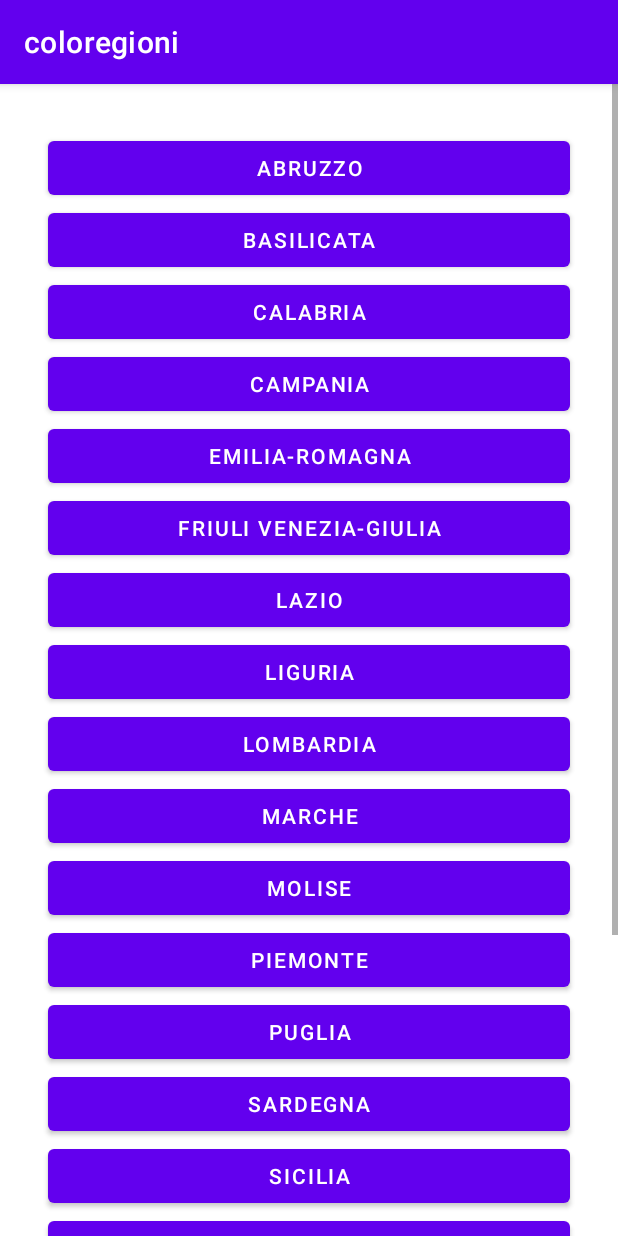
After one commit to NiccoloSegato/coloregioni, an Android app: the RegionActivity screen opened directly, with no data from a screen before it, on a phone screen of 412 x 824 dp. The commit adds this screen. Run offline under Robolectric (Android 15) with nearby library versions, the light colour scheme and no system bars.

Commit message:
New Regioni view

```diff
--- a/app/src/main/AndroidManifest.xml
+++ b/app/src/main/AndroidManifest.xml
@@ -12,6 +12,7 @@
         android:roundIcon="@mipmap/ic_launcher_round"
         android:supportsRtl="true"
         android:theme="@style/Theme.Coloregioni">
+        <activity android:name=".RegionActivity"></activity>
         <activity android:name=".MainActivity">
             <intent-filter>
                 <action android:name="android.intent.action.MAIN" />
--- a/app/src/main/java/it/niccolosegato/coloregioni/BackgroundWorker.java
+++ b/app/src/main/java/it/niccolosegato/coloregioni/BackgroundWorker.java
@@ -4,8 +4,10 @@ import android.app.AlertDialog;
 import android.app.ProgressDialog;
 import android.content.Context;
 import android.content.Intent;
+import android.graphics.Color;
 import android.os.AsyncTask;
 import android.util.Log;
+import android.view.View;
 import android.widget.TextView;
 
 import org.apache.http.HttpResponse;
@@ -33,9 +35,11 @@ import it.niccolosegato.coloregioni.R;
 public class BackgroundWorker extends AsyncTask {
 
     private TextView mainColorE;
+    private View mainView;
 
-    BackgroundWorker(Context context, TextView mainColor) {
+    BackgroundWorker(Context context, TextView mainColor, View mainView) {
         mainColorE = mainColor;
+        this.mainView = mainView;
     }
 
     @Override
@@ -71,5 +75,19 @@ public class BackgroundWorker extends AsyncTask {
     @Override
     protected void onPostExecute(Object result) {
         mainColorE.setText(result.toString());
+        switch (result.toString()){
+            case "Zona Gialla":
+                mainView.setBackgroundColor(Color.YELLOW);
+                break;
+            case "Zona Arancione":
+                mainView.setBackgroundColor(Color.GREEN);
+                break;
+            case "Zona Rossa":
+                mainView.setBackgroundColor(Color.RED);
+                break;
+            default:
+                mainView.setBackgroundColor(Color.WHITE);
+                break;
+        }
     }
 }
--- a/app/src/main/java/it/niccolosegato/coloregioni/MainActivity.java
+++ b/app/src/main/java/it/niccolosegato/coloregioni/MainActivity.java
@@ -3,6 +3,8 @@ package it.niccolosegato.coloregioni;
 import androidx.annotation.NonNull;
 import androidx.appcompat.app.AppCompatActivity;
 
+import android.content.Intent;
+import android.content.SharedPreferences;
 import android.graphics.Color;
 import android.os.Bundle;
 import android.util.Log;
@@ -27,7 +29,7 @@ import java.util.prefs.Preferences;
 
 public class MainActivity extends AppCompatActivity {
 
-    protected Button regione;
+    protected Button regioneBtn;
     protected View mainView;
     protected TextView mainText;
     protected TextView subText;
@@ -37,20 +39,26 @@ public class MainActivity extends AppCompatActivity {
         super.onCreate(savedInstanceState);
         setContentView(R.layout.activity_main);
 
-        Preferences prefs = Preferences.userNodeForPackage(it.niccolosegato.coloregioni.MainActivity.class);
-        String regionePref = prefs.get("REGIONE", "Abruzzo");
+        SharedPreferences pref = getApplicationContext().getSharedPreferences("coloregioni", 0); // 0 - for private mode
+        String regionePref = pref.getString("REGIONE", "Abruzzo");
 
-        regione = (Button) findViewById(R.id.regione);
+        regioneBtn = (Button) findViewById(R.id.regione);
         mainView = (View) findViewById(R.id.mainView);
         mainText = (TextView) findViewById(R.id.mainColor);
         subText = (TextView) findViewById(R.id.cosaFare);
-        regione.setText(regionePref);
+        regioneBtn.setText(regionePref);
+
+        regioneBtn.setOnClickListener(v -> {
+            Intent intent = new Intent(getBaseContext(), RegionActivity.class);
+            startActivity(intent);
+        });
+
 
         changeColor(regionePref);
     }
 
     protected void changeColor(String regione){
         subText.setText(regione);
-        new BackgroundWorker(this, mainText).execute(regione);
+        new BackgroundWorker(this, mainText, mainView).execute(regione);
     }
 }
--- /dev/null
+++ b/app/src/main/java/it/niccolosegato/coloregioni/RegionActivity.java
@@ -0,0 +1,236 @@
+package it.niccolosegato.coloregioni;
+
+import androidx.appcompat.app.AppCompatActivity;
+
+import android.content.Intent;
+import android.content.SharedPreferences;
+import android.os.Bundle;
+import android.widget.Button;
+
+import java.util.prefs.Preferences;
+
+public class RegionActivity extends AppCompatActivity {
+
+    protected Button abruzzo;
+    protected Button basilicata;
+    protected Button calabria;
+    protected Button campania;
+    protected Button emilia;
+    protected Button friuli;
+    protected Button lazio;
+    protected Button liguria;
+    protected Button lombardia;
+    protected Button marche;
+    protected Button molise;
+    protected Button piemonte;
+    protected Button puglia;
+    protected Button sardegna;
+    protected Button sicilia;
+    protected Button toscana;
+    protected Button trento;
+    protected Button bolzano;
+    protected Button umbria;
+    protected Button valle;
+    protected Button veneto;
+
+    @Override
+    protected void onCreate(Bundle savedInstanceState) {
+        super.onCreate(savedInstanceState);
+        setContentView(R.layout.activity_region);
+
+        SharedPreferences pref = getApplicationContext().getSharedPreferences("coloregioni", 0); // 0 - for private mode
+        SharedPreferences.Editor editor = pref.edit();
+
+        abruzzo = (Button) findViewById(R.id.abruzzo);
+        basilicata = (Button) findViewById(R.id.basilicata);
+        calabria = (Button) findViewById(R.id.calabria);
+        campania = (Button) findViewById(R.id.campania);
+        emilia = (Button) findViewById(R.id.emilia);
+        friuli = (Button) findViewById(R.id.friuli);
+        lazio = (Button) findViewById(R.id.lazio);
+        liguria = (Button) findViewById(R.id.liguria);
+        lombardia = (Button) findViewById(R.id.lombardia);
+        marche = (Button) findViewById(R.id.marche);
+        molise = (Button) findViewById(R.id.molise);
+        piemonte = (Button) findViewById(R.id.piemonte);
+        puglia = (Button) findViewById(R.id.puglia);
+        sardegna = (Button) findViewById(R.id.sardegna);
+        sicilia = (Button) findViewById(R.id.sicilia);
+        toscana = (Button) findViewById(R.id.toscana);
+        trento = (Button) findViewById(R.id.trento);
+        bolzano = (Button) findViewById(R.id.bolzano);
+        umbria = (Button) findViewById(R.id.umbria);
+        valle = (Button) findViewById(R.id.valle);
+        veneto = (Button) findViewById(R.id.veneto);
+
+
+
+        abruzzo.setOnClickListener(v -> {
+            editor.putString("REGIONE", "Abruzzo");
+            editor.apply();
+
+            Intent intent = new Intent(getBaseContext(), MainActivity.class);
+            startActivity(intent);
+        });
+
+        basilicata.setOnClickListener(v -> {
+            editor.putString("REGIONE", "Basilicata");
+            editor.apply();
+
+            Intent intent = new Intent(getBaseContext(), MainActivity.class);
+            startActivity(intent);
+        });
+
+        calabria.setOnClickListener(v -> {
+            editor.putString("REGIONE", "Calabria");
+            editor.apply();
+
+            Intent intent = new Intent(getBaseContext(), MainActivity.class);
+            startActivity(intent);
+        });
+
+        campania.setOnClickListener(v -> {
+            editor.putString("REGIONE", "Campania");
+            editor.apply();
+
+            Intent intent = new Intent(getBaseContext(), MainActivity.class);
+            startActivity(intent);
+        });
+
+        emilia.setOnClickListener(v -> {
+            editor.putString("REGIONE", "Emilia-Romagna");
+            editor.apply();
+
+            Intent intent = new Intent(getBaseContext(), MainActivity.class);
+            startActivity(intent);
+        });
+
+        friuli.setOnClickListener(v -> {
+            editor.putString("REGIONE", "Friuli Venezia-Giulia");
+            editor.apply();
+
+            Intent intent = new Intent(getBaseContext(), MainActivity.class);
+            startActivity(intent);
+        });
+
+        lazio.setOnClickListener(v -> {
+            editor.putString("REGIONE", "Lazio");
+            editor.apply();
+
+            Intent intent = new Intent(getBaseContext(), MainActivity.class);
+            startActivity(intent);
+        });
+
+        liguria.setOnClickListener(v -> {
+            editor.putString("REGIONE", "Liguria");
+            editor.apply();
+
+            Intent intent = new Intent(getBaseContext(), MainActivity.class);
+            startActivity(intent);
+        });
+
+        lombardia.setOnClickListener(v -> {
+            editor.putString("REGIONE", "Lombardia");
+            editor.apply();
+
+            Intent intent = new Intent(getBaseContext(), MainActivity.class);
+            startActivity(intent);
+        });
+
+        marche.setOnClickListener(v -> {
+            editor.putString("REGIONE", "Marche");
+            editor.apply();
+
+            Intent intent = new Intent(getBaseContext(), MainActivity.class);
+            startActivity(intent);
+        });
+
+        molise.setOnClickListener(v -> {
+            editor.putString("REGIONE", "Molise");
+            editor.apply();
+
+            Intent intent = new Intent(getBaseContext(), MainActivity.class);
+            startActivity(intent);
+        });
+
+        piemonte.setOnClickListener(v -> {
+            editor.putString("REGIONE", "Piemonte");
+            editor.apply();
+
+            Intent intent = new Intent(getBaseContext(), MainActivity.class);
+            startActivity(intent);
+        });
+
+        puglia.setOnClickListener(v -> {
+            editor.putString("REGIONE", "Puglia");
+            editor.apply();
+
+            Intent intent = new Intent(getBaseContext(), MainActivity.class);
+            startActivity(intent);
+        });
+
+        sardegna.setOnClickListener(v -> {
+            editor.putString("REGIONE", "Sardegna");
+            editor.apply();
+
+            Intent intent = new Intent(getBaseContext(), MainActivity.class);
+            startActivity(intent);
+        });
+
+        sicilia.setOnClickListener(v -> {
+            editor.putString("REGIONE", "Sicilia");
+            editor.apply();
+
+            Intent intent = new Intent(getBaseContext(), MainActivity.class);
+            startActivity(intent);
+        });
+
+        toscana.setOnClickListener(v -> {
+            editor.putString("REGIONE", "Toscana");
+            editor.apply();
+
+            Intent intent = new Intent(getBaseContext(), MainActivity.class);
+            startActivity(intent);
+        });
+
+        trento.setOnClickListener(v -> {
+            editor.putString("REGIONE", "Provincia di Trento");
+            editor.apply();
+
+            Intent intent = new Intent(getBaseContext(), MainActivity.class);
+            startActivity(intent);
+        });
+
+        bolzano.setOnClickListener(v -> {
+            editor.putString("REGIONE", "Provincia di Bolzano");
+            editor.apply();
+
+            Intent intent = new Intent(getBaseContext(), MainActivity.class);
+            startActivity(intent);
+        });
+
+        umbria.setOnClickListener(v -> {
+            editor.putString("REGIONE", "Umbria");
+            editor.apply();
+
+            Intent intent = new Intent(getBaseContext(), MainActivity.class);
+            startActivity(intent);
+        });
+
+        valle.setOnClickListener(v -> {
+            editor.putString("REGIONE", "Valle d'Aosta");
+            editor.apply();
+
+            Intent intent = new Intent(getBaseContext(), MainActivity.class);
+            startActivity(intent);
+        });
+
+        veneto.setOnClickListener(v -> {
+            editor.putString("REGIONE", "Veneto");
+            editor.apply();
+
+            Intent intent = new Intent(getBaseContext(), MainActivity.class);
+            startActivity(intent);
+        });
+    }
+}
--- /dev/null
+++ b/app/src/main/res/layout/activity_region.xml
@@ -0,0 +1,250 @@
+<?xml version="1.0" encoding="utf-8"?>
+<androidx.constraintlayout.widget.ConstraintLayout xmlns:android="http://schemas.android.com/apk/res/android"
+    xmlns:app="http://schemas.android.com/apk/res-auto"
+    xmlns:tools="http://schemas.android.com/tools"
+    android:layout_width="match_parent"
+    android:layout_height="match_parent"
+    tools:context=".RegionActivity">
+
+    <ScrollView
+        android:layout_width="match_parent"
+        android:layout_height="match_parent">
+
+        <androidx.constraintlayout.widget.ConstraintLayout
+            android:layout_width="match_parent"
+            android:layout_height="wrap_content">
+
+            <Button
+                android:id="@+id/abruzzo"
+                android:layout_width="0dp"
+                android:layout_height="wrap_content"
+                android:layout_marginStart="32dp"
+                android:layout_marginTop="32dp"
+                android:layout_marginEnd="32dp"
+                android:text="Abruzzo"
+                app:layout_constraintEnd_toEndOf="parent"
+                app:layout_constraintStart_toStartOf="parent"
+                app:layout_constraintTop_toTopOf="parent" />
+
+            <Button
+                android:id="@+id/basilicata"
+                android:layout_width="0dp"
+                android:layout_height="wrap_content"
+                android:layout_marginStart="32dp"
+                android:layout_marginEnd="32dp"
+                android:text="Basilicata"
+                app:layout_constraintEnd_toEndOf="parent"
+                app:layout_constraintStart_toStartOf="parent"
+                app:layout_constraintTop_toBottomOf="@+id/abruzzo" />
+
+            <Button
+                android:id="@+id/calabria"
+                android:layout_width="0dp"
+                android:layout_height="wrap_content"
+                android:layout_marginStart="32dp"
+                android:layout_marginEnd="32dp"
+                android:text="Calabria"
+                app:layout_constraintEnd_toEndOf="parent"
+                app:layout_constraintStart_toStartOf="parent"
+                app:layout_constraintTop_toBottomOf="@+id/basilicata" />
+
+            <Button
+                android:id="@+id/campania"
+                android:layout_width="0dp"
+                android:layout_height="wrap_content"
+                android:layout_marginStart="32dp"
+                android:layout_marginEnd="32dp"
+                android:text="Campania"
+                app:layout_constraintEnd_toEndOf="parent"
+                app:layout_constraintStart_toStartOf="parent"
+                app:layout_constraintTop_toBottomOf="@+id/calabria" />
+
+            <Button
+                android:id="@+id/emilia"
+                android:layout_width="0dp"
+                android:layout_height="wrap_content"
+                android:layout_marginStart="32dp"
+                android:layout_marginEnd="32dp"
+                android:text="Emilia-Romagna"
+                app:layout_constraintEnd_toEndOf="parent"
+                app:layout_constraintStart_toStartOf="parent"
+                app:layout_constraintTop_toBottomOf="@+id/campania" />
+
+            <Button
+                android:id="@+id/friuli"
+                android:layout_width="0dp"
+                android:layout_height="wrap_content"
+                android:layout_marginStart="32dp"
+                android:layout_marginEnd="32dp"
+                android:text="Friuli Venezia-Giulia"
+                app:layout_constraintEnd_toEndOf="parent"
+                app:layout_constraintStart_toStartOf="parent"
+                app:layout_constraintTop_toBottomOf="@+id/emilia" />
+
+            <Button
+                android:id="@+id/lazio"
+                android:layout_width="0dp"
+                android:layout_height="wrap_content"
+                android:layout_marginStart="32dp"
+                android:layout_marginEnd="32dp"
+                android:text="Lazio"
+                app:layout_constraintEnd_toEndOf="parent"
+                app:layout_constraintStart_toStartOf="parent"
+                app:layout_constraintTop_toBottomOf="@+id/friuli" />
+
+            <Button
+                android:id="@+id/liguria"
+                android:layout_width="0dp"
+                android:layout_height="wrap_content"
+                android:layout_marginStart="32dp"
+                android:layout_marginEnd="32dp"
+                android:text="Liguria"
+                app:layout_constraintEnd_toEndOf="parent"
+                app:layout_constraintStart_toStartOf="parent"
+                app:layout_constraintTop_toBottomOf="@+id/lazio" />
+
+            <Button
+                android:id="@+id/lombardia"
+                android:layout_width="0dp"
+                android:layout_height="wrap_content"
+                android:layout_marginStart="32dp"
+                android:layout_marginEnd="32dp"
+                android:text="Lombardia"
+                app:layout_constraintEnd_toEndOf="parent"
+                app:layout_constraintStart_toStartOf="parent"
+                app:layout_constraintTop_toBottomOf="@+id/liguria" />
+
+            <Button
+                android:id="@+id/marche"
+                android:layout_width="0dp"
+                android:layout_height="wrap_content"
+                android:layout_marginStart="32dp"
+                android:layout_marginEnd="32dp"
+                android:text="Marche"
+                app:layout_constraintEnd_toEndOf="parent"
+                app:layout_constraintStart_toStartOf="parent"
+                app:layout_constraintTop_toBottomOf="@+id/lombardia" />
+
+            <Button
+                android:id="@+id/molise"
+                android:layout_width="0dp"
+                android:layout_height="wrap_content"
+                android:layout_marginStart="32dp"
+                android:layout_marginEnd="32dp"
+                android:text="Molise"
+                app:layout_constraintEnd_toEndOf="parent"
+                app:layout_constraintStart_toStartOf="parent"
+                app:layout_constraintTop_toBottomOf="@+id/marche" />
+
+            <Button
+                android:id="@+id/piemonte"
+                android:layout_width="0dp"
+                android:layout_height="wrap_content"
+                android:layout_marginStart="32dp"
+                android:layout_marginEnd="32dp"
+                android:text="Piemonte"
+                app:layout_constraintEnd_toEndOf="parent"
+                app:layout_constraintStart_toStartOf="parent"
+                app:layout_constraintTop_toBottomOf="@+id/molise" />
+
+            <Button
+                android:id="@+id/puglia"
+                android:layout_width="0dp"
+                android:layout_height="wrap_content"
+                android:layout_marginStart="32dp"
+                android:layout_marginEnd="32dp"
+                android:text="Puglia"
+                app:layout_constraintEnd_toEndOf="parent"
+                app:layout_constraintStart_toStartOf="parent"
+                app:layout_constraintTop_toBottomOf="@+id/piemonte" />
+
+            <Button
+                android:id="@+id/sardegna"
+                android:layout_width="0dp"
+                android:layout_height="wrap_content"
+                android:layout_marginStart="32dp"
+                android:layout_marginEnd="32dp"
+                android:text="Sardegna"
+                app:layout_constraintEnd_toEndOf="parent"
+                app:layout_constraintStart_toStartOf="parent"
+                app:layout_constraintTop_toBottomOf="@+id/puglia" />
+
+            <Button
+                android:id="@+id/sicilia"
+                android:layout_width="0dp"
+                android:layout_height="wrap_content"
+                android:layout_marginStart="32dp"
+                android:layout_marginEnd="32dp"
+                android:text="Sicilia"
+                app:layout_constraintEnd_toEndOf="parent"
+                app:layout_constraintStart_toStartOf="parent"
+                app:layout_constraintTop_toBottomOf="@+id/sardegna" />
+
+            <Button
+                android:id="@+id/toscana"
+                android:layout_width="0dp"
+                android:layout_height="wrap_content"
+                android:layout_marginStart="32dp"
+                android:layout_marginEnd="32dp"
+                android:text="Toscana"
+                app:layout_constraintEnd_toEndOf="parent"
+                app:layout_constraintStart_toStartOf="parent"
+                app:layout_constraintTop_toBottomOf="@+id/sicilia" />
+
+            <Button
+                android:id="@+id/trento"
+                android:layout_width="0dp"
+                android:layout_height="wrap_content"
+                android:layout_marginStart="32dp"
+                android:layout_marginEnd="32dp"
+                android:text="Provincia autonoma di Trento"
+                app:layout_constraintEnd_toEndOf="parent"
+                app:layout_constraintStart_toStartOf="parent"
+                app:layout_constraintTop_toBottomOf="@+id/toscana" />
+
+            <Button
+                android:id="@+id/bolzano"
+                android:layout_width="0dp"
+                android:layout_height="wrap_content"
+                android:layout_marginStart="32dp"
+                android:layout_marginEnd="32dp"
+                android:text="Provincia autonoma di Bolzano"
+                app:layout_constraintEnd_toEndOf="parent"
+                app:layout_constraintStart_toStartOf="parent"
+                app:layout_constraintTop_toBottomOf="@+id/trento" />
+
+            <Button
+                android:id="@+id/umbria"
+                android:layout_width="0dp"
+                android:layout_height="wrap_content"
+                android:layout_marginStart="32dp"
+                android:layout_marginEnd="32dp"
+                android:text="Umbria"
+                app:layout_constraintEnd_toEndOf="parent"
+                app:layout_constraintStart_toStartOf="parent"
+                app:layout_constraintTop_toBottomOf="@+id/bolzano" />
+
+            <Button
+                android:id="@+id/valle"
+                android:layout_width="0dp"
+                android:layout_height="wrap_content"
+                android:layout_marginStart="32dp"
+                android:layout_marginEnd="32dp"
+                android:text="Valle d'Aosta"
+                app:layout_constraintEnd_toEndOf="parent"
+                app:layout_constraintStart_toStartOf="parent"
+                app:layout_constraintTop_toBottomOf="@+id/umbria" />
+
+            <Button
+                android:id="@+id/veneto"
+                android:layout_width="0dp"
+                android:layout_height="wrap_content"
+                android:layout_marginStart="32dp"
+                android:layout_marginEnd="32dp"
+                android:text="Veneto"
+                app:layout_constraintEnd_toEndOf="parent"
+                app:layout_constraintStart_toStartOf="parent"
+                app:layout_constraintTop_toBottomOf="@+id/valle" />
+        </androidx.constraintlayout.widget.ConstraintLayout>
+    </ScrollView>
+</androidx.constraintlayout.widget.ConstraintLayout>
```
